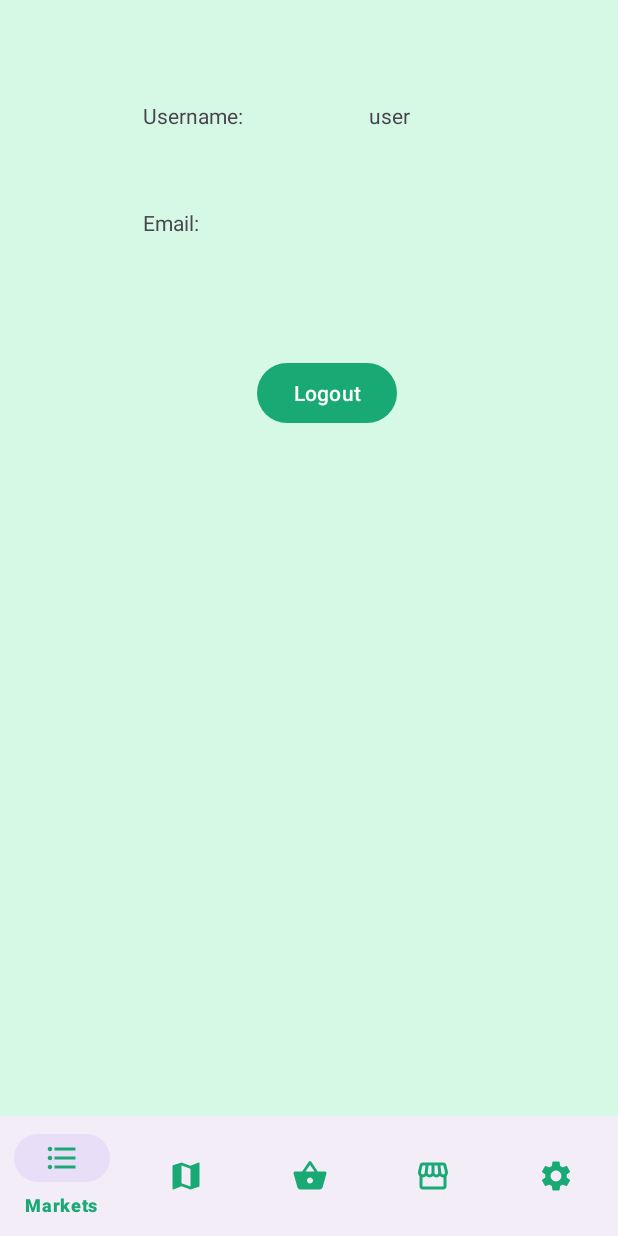
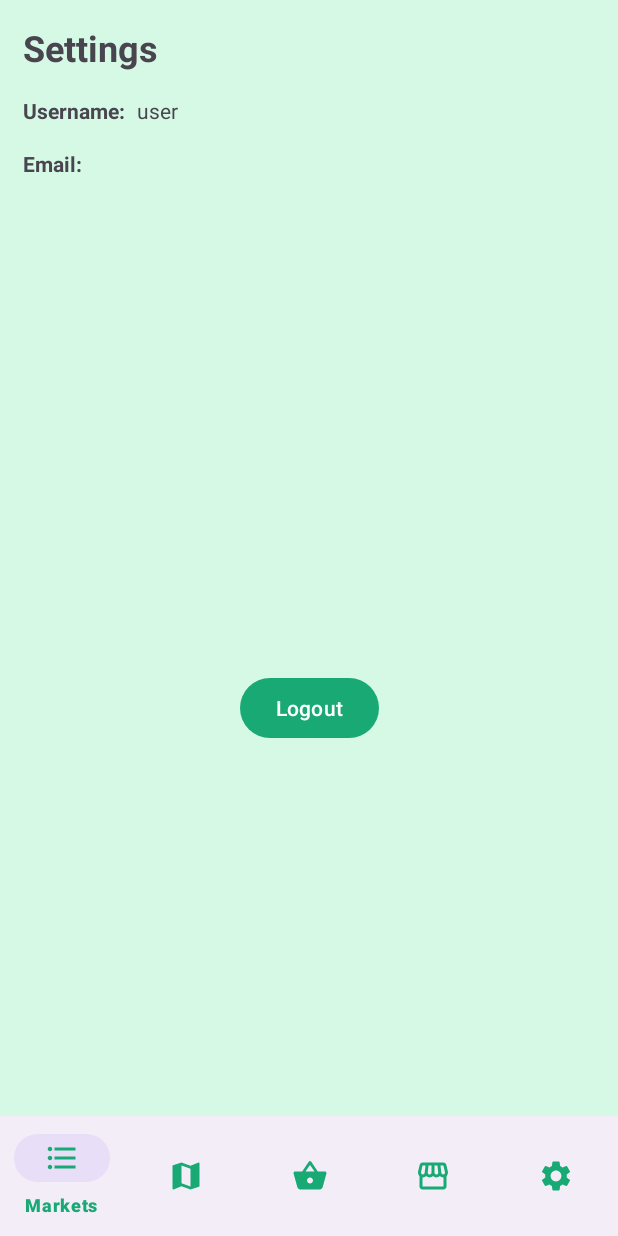
Before and after one commit to CodePath-AND102-Group-12/FindingFresh, an Android app: the fragment SettingsFragment placed in its activity, on a phone screen of 412 x 824 dp. Run offline under Robolectric (Android 15) with nearby library versions, the phone set to English and light mode, and no system bars; our stand-ins replace Firebase (no records; nobody signed in at launch, a user with empty details on screens opened directly); pictures from the network do not load; 1 statement that could not run was skipped.

Commit message:
layout changes

```diff
--- a/app/src/main/java/com/cpg12/findingfresh/fragments/SettingsFragment.kt
+++ b/app/src/main/java/com/cpg12/findingfresh/fragments/SettingsFragment.kt
@@ -33,8 +33,8 @@ class SettingsFragment : Fragment() {
     ): View? {
         val view = inflater.inflate(R.layout.fragment_settings, container, false)
 
-        val Email = view.findViewById(R.id.user_Tv) as TextView
-        val UserID = view.findViewById(R.id.email_Tv) as TextView
+        val Email = view.findViewById(R.id.usernameTextView) as TextView
+        val UserID = view.findViewById(R.id.emailTextView) as TextView
 
         /** Assigns the textviews to the email and UID**/
         Email.text = uID
--- a/app/src/main/res/layout/fragment_settings.xml
+++ b/app/src/main/res/layout/fragment_settings.xml
@@ -11,56 +11,64 @@
         android:layout_height="match_parent">
 
         <TextView
-            android:id="@+id/textView3"
-            android:layout_width="0dp"
-            android:layout_height="21dp"
-            android:layout_marginStart="80dp"
-            android:layout_marginTop="52dp"
-            android:text="Username:"
-            app:layout_constraintEnd_toStartOf="@+id/user_Tv"
-            app:layout_constraintHorizontal_bias="0.5"
+            android:id="@+id/settingsHeader"
+            android:layout_width="wrap_content"
+            android:layout_height="wrap_content"
+            android:text="Settings"
+            android:textSize="24sp"
+            android:textStyle="bold"
             app:layout_constraintStart_toStartOf="parent"
-            app:layout_constraintTop_toTopOf="parent" />
+            app:layout_constraintTop_toTopOf="parent"/>
 
         <TextView
-            android:id="@+id/textView5"
-            android:layout_width="0dp"
+            android:id="@+id/usernameLabel"
+            android:layout_width="wrap_content"
             android:layout_height="wrap_content"
-            android:layout_marginStart="80dp"
-            android:layout_marginTop="123dp"
-            android:text="Email:"
+            android:layout_marginTop="16dp"
+            android:text="Username:"
+            android:textStyle="bold"
+            app:layout_constraintEnd_toStartOf="@+id/usernameTextView"
             app:layout_constraintStart_toStartOf="parent"
-            app:layout_constraintTop_toTopOf="parent" />
+            app:layout_constraintTop_toBottomOf="@id/settingsHeader" />
 
         <TextView
-            android:id="@+id/email_Tv"
-            android:layout_width="0dp"
+            android:id="@+id/emailLabel"
+            android:layout_width="wrap_content"
             android:layout_height="wrap_content"
-            android:layout_marginTop="123dp"
-            android:layout_marginEnd="100dp"
+            android:layout_marginTop="16dp"
+            android:text="Email:"
+            android:textStyle="bold"
+            app:layout_constraintStart_toStartOf="parent"
+            app:layout_constraintTop_toBottomOf="@id/usernameLabel" />
+
+        <TextView
+            android:id="@+id/emailTextView"
+            android:layout_width="wrap_content"
+            android:layout_height="wrap_content"
+            android:layout_marginStart="8dp"
             android:text="TextView"
-            app:layout_constraintEnd_toEndOf="parent"
-            app:layout_constraintTop_toTopOf="parent" />
+            app:layout_constraintStart_toEndOf="@id/emailLabel"
+            app:layout_constraintTop_toTopOf="@id/emailLabel"/>
 
         <Button
             android:id="@+id/logoutBtn"
-            android:layout_width="93dp"
+            android:layout_width="wrap_content"
             android:layout_height="wrap_content"
-            android:layout_marginStart="156dp"
-            android:layout_marginTop="80dp"
+            android:layout_marginTop="16dp"
             android:text="Logout"
+            app:layout_constraintBottom_toBottomOf="parent"
+            app:layout_constraintEnd_toEndOf="parent"
             app:layout_constraintStart_toStartOf="parent"
-            app:layout_constraintTop_toBottomOf="@+id/email_Tv" />
+            app:layout_constraintTop_toBottomOf="@+id/emailTextView" />
 
         <TextView
-            android:id="@+id/user_Tv"
-            android:layout_width="0dp"
+            android:id="@+id/usernameTextView"
+            android:layout_width="wrap_content"
             android:layout_height="wrap_content"
-            android:layout_marginTop="52dp"
+            android:layout_marginStart="8dp"
             android:text="TextView"
-            app:layout_constraintEnd_toEndOf="parent"
-            app:layout_constraintStart_toEndOf="@+id/textView3"
-            app:layout_constraintTop_toTopOf="parent" />
+            app:layout_constraintStart_toEndOf="@+id/usernameLabel"
+            app:layout_constraintTop_toTopOf="@id/usernameLabel" />
 
     </androidx.constraintlayout.widget.ConstraintLayout>
 </FrameLayout>
```
